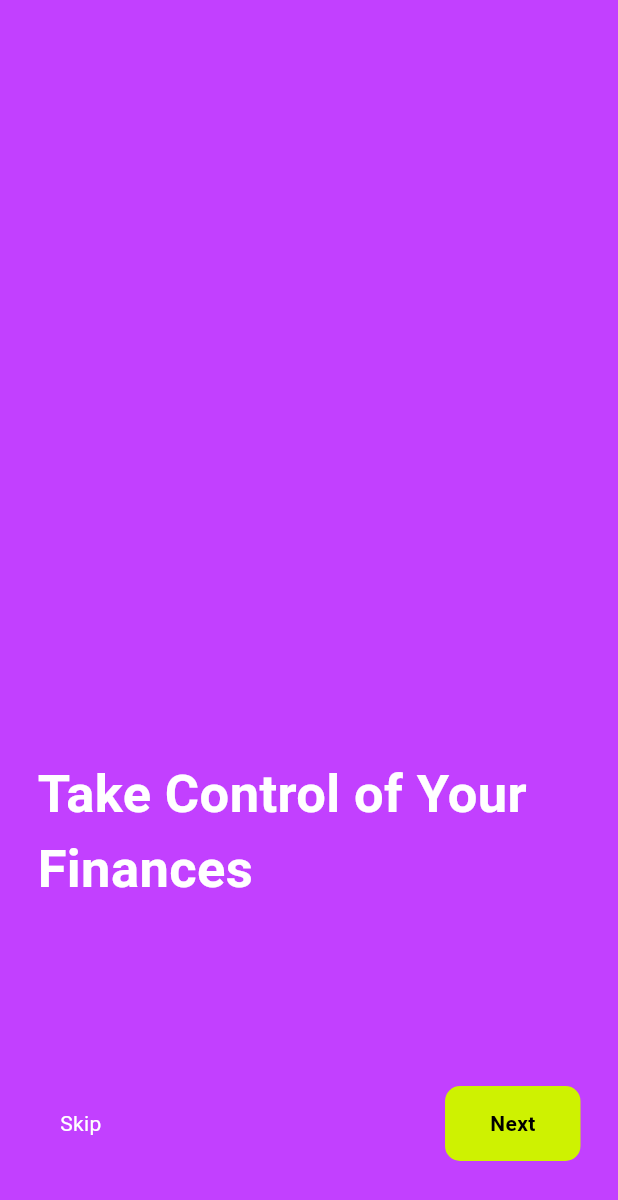
After one commit to Tejas-gaikwad/expenso, a Flutter app: the SplashScreen screen opened directly, on a phone screen of 412 x 824 dp. The commit adds this screen. Shown: the top 1200 px of the screen. Run offline on Flutter 3.47's test engine with Material 3 defaults, Android fonts, the phone set to English and light mode, and no system bars; our stand-ins replace firebase_auth, firebase_core, flutter_staggered_animations, google_sign_in, lottie, shared_preferences and 3 more; accounts and stored records are empty; network calls fail.

Commit message:
added splash screen and logouut button and profile screen

```diff
--- a/expense_app_mobile_frontend/lib/add_expense_flow/add_expense_button_widget.dart
+++ b/expense_app_mobile_frontend/lib/add_expense_flow/widgets/add_expense_button_widget.dart
@@ -5,8 +5,8 @@ import 'package:expense_app/model/my_expense_model.dart';
 import 'package:flutter/material.dart';
 import 'package:shared_preferences/shared_preferences.dart';
 
-import '../utils/colors.dart';
-import 'add_expense_success_screen.dart';
+import '../../utils/colors.dart';
+import '../add_expense_success_screen.dart';
 
 class AddExpenseButtonWidget extends StatefulWidget {
   final MyExpenseModel? expenseSummary;
--- a/expense_app_mobile_frontend/lib/main.dart
+++ b/expense_app_mobile_frontend/lib/main.dart
@@ -1,4 +1,5 @@
 import 'package:expense_app/home.dart';
+import 'package:expense_app/splash_screens/splash_screen.dart';
 import 'package:firebase_core/firebase_core.dart';
 import 'package:flutter/material.dart';
 
@@ -28,7 +29,9 @@ class MyApp extends StatelessWidget {
         colorScheme: ColorScheme.fromSeed(seedColor: Colors.deepPurple),
         useMaterial3: true,
       ),
-      home: const AuthScreen(),
+      home: Home(),
+      // SplashScreen(),
+      // const AuthScreen(),
     );
   }
 }
--- /dev/null
+++ b/expense_app_mobile_frontend/lib/splash_screens/splash_screen.dart
@@ -0,0 +1,128 @@
+import 'package:flutter/material.dart';
+import '../auth/auth_screen.dart';
+import '../utils/colors.dart';
+
+class SplashScreen extends StatefulWidget {
+  const SplashScreen({super.key});
+  @override
+  State<SplashScreen> createState() => _SplashScreenState();
+}
+
+class _SplashScreenState extends State<SplashScreen> {
+  PageController _pageController = PageController();
+  int _currentPage = 0;
+
+  @override
+  void initState() {
+    super.initState();
+    _pageController = PageController(initialPage: 0);
+  }
+
+  @override
+  void dispose() {
+    _pageController.dispose();
+    super.dispose();
+  }
+
+  void _onPageChanged(int page) {
+    setState(() {
+      _currentPage = page;
+    });
+    _pageController.animateToPage(page, duration: const Duration(milliseconds: 600), curve: Curves.ease);
+  }
+
+  @override
+  Widget build(BuildContext context) {
+    return  Scaffold(
+        body: Stack(
+          alignment: Alignment.bottomCenter,
+            children: [
+              PageView(
+                controller: _pageController,
+                  onPageChanged: _onPageChanged,
+                  children: [
+                    _buildSplashPage('assets/splash1.png', 'Take Control of Your Finances'),
+                    _buildSplashPage('assets/splash2.png', 'Effortlessly Track Your Spending'),
+                    _buildSplashPage('assets/splash3.png', 'Budget Smarter, Spend Wiser'),
+                 ],
+               ),
+            ],
+        ),
+    );
+  }
+
+  Widget skipAndNextWidget() {
+    if ((_currentPage == 2)) {
+      return InkWell(
+        onTap: () {
+          Navigator.push(context, MaterialPageRoute(builder: (context) {
+            return const AuthScreen();
+          },));
+        },
+        child: AnimatedContainer(
+        curve: Curves.easeIn,
+        duration: const Duration(milliseconds: 800),
+        margin: const EdgeInsets.symmetric(horizontal: 15, vertical: 15),
+        width: double.infinity,
+        padding: const EdgeInsets.symmetric(vertical: 15),
+        decoration: BoxDecoration(
+          color: neon,
+          borderRadius: BorderRadius.circular(12),
+        ),
+        child: const Text("Done",  textAlign: TextAlign.center, style: TextStyle(fontSize: 14, color: black),),
+            ),
+      );
+    } else {
+      return Row(
+      mainAxisAlignment: MainAxisAlignment.spaceBetween,
+      children: [
+        Container(
+          padding: const EdgeInsets.all(15),
+          child: const Text("Skip",style: TextStyle(fontSize: 14, color: white),),
+        ),
+        InkWell(
+          onTap: () {
+            if(_currentPage == 0) {
+              _onPageChanged(1);
+            } else if (_currentPage == 1) {
+              _onPageChanged(2);
+            }
+          },
+          child: Container(
+            padding: const EdgeInsets.symmetric(vertical: 15, horizontal: 30),
+            decoration: BoxDecoration(
+              color: neon,
+              borderRadius: BorderRadius.circular(10),
+            ),
+            child: const Text("Next",style: TextStyle( fontWeight: FontWeight.bold, fontSize: 14, color: black),),
+          ),
+        ),
+      ],
+    );
+    }
+  }
+
+  Widget _buildSplashPage(String imagePath, String text) {
+    return Container(
+      padding: const EdgeInsets.symmetric(horizontal: 25, vertical: 50),
+      color: primaryColor,
+      child: Column(
+        mainAxisAlignment: MainAxisAlignment.end,
+        children: [
+          // Image.asset(imagePath),
+          const SizedBox(height: 20),
+          Text(
+            text,
+            style: const TextStyle(fontSize: 35, fontWeight: FontWeight.bold,color: white),
+          ),
+          const SizedBox(height: 120),
+          skipAndNextWidget(),
+        ],
+      ),
+    );
+  }
+
+
+
+
+}
--- a/expense_app_mobile_frontend/lib/utils/colors.dart
+++ b/expense_app_mobile_frontend/lib/utils/colors.dart
@@ -1,6 +1,6 @@
 import 'package:flutter/material.dart';
 
-const primaryColor = Color(0XFF6740FF);
+const primaryColor = Color(0XFFC240FF);
 const white = Colors.white;
 const black = Colors.black;
 const neon = Color(0XFFCEF201);
```
Also changed, not shown: expense_app_mobile_frontend/lib/add_expense_flow/add_expense_flow_screen.dart (+50 -49 lines), expense_app_mobile_frontend/lib/add_expense_flow/widgets/total_expense_income.dart (added, +89 -0 lines), expense_app_mobile_frontend/lib/home.dart (+54 -97 lines), expense_app_mobile_frontend/lib/profile/profile_screen.dart (added, +123 -0 lines).
